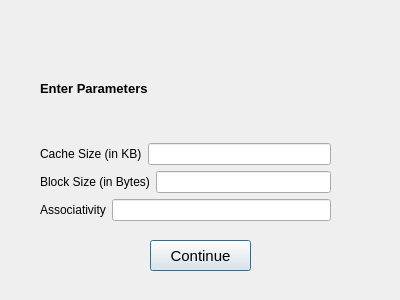
This is cacheconfig.ui in GithinGeorge2k1/CO_MIPS_SIMULATOR as Qt 5 draws it before an edit. The edited form follows.
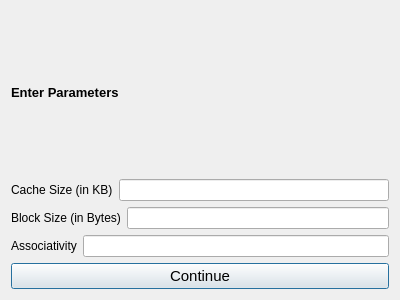
This is the edited form.

Diff of the .ui file:
```diff
--- a/cacheconfig.ui
+++ b/cacheconfig.ui
@@ -13,33 +13,8 @@
   <property name="windowTitle">
    <string>Dialog</string>
   </property>
-  <widget class="QPushButton" name="pushButton">
-   <property name="geometry">
-    <rect>
-     <x>150</x>
-     <y>240</y>
-     <width>101</width>
-     <height>31</height>
-    </rect>
-   </property>
-   <property name="font">
-    <font>
-     <pointsize>11</pointsize>
-    </font>
-   </property>
-   <property name="text">
-    <string>Continue</string>
-   </property>
-  </widget>
-  <widget class="QWidget" name="">
-   <property name="geometry">
-    <rect>
-     <x>40</x>
-     <y>40</y>
-     <width>291</width>
-     <height>181</height>
-    </rect>
-   </property>
+  <layout class="QVBoxLayout" name="verticalLayout_2">
+   <item>
    <layout class="QVBoxLayout" name="verticalLayout">
     <item>
      <widget class="QLabel" name="label_4">
@@ -98,7 +73,20 @@
      </layout>
     </item>
    </layout>
-  </widget>
+   </item>
+   <item>
+    <widget class="QPushButton" name="pushButton">
+     <property name="font">
+      <font>
+       <pointsize>11</pointsize>
+      </font>
+     </property>
+     <property name="text">
+      <string>Continue</string>
+     </property>
+    </widget>
+   </item>
+  </layout>
  </widget>
  <tabstops>
   <tabstop>lineEdit</tabstop>
```
Lines whose indentation alone changed are shown as unchanged.
